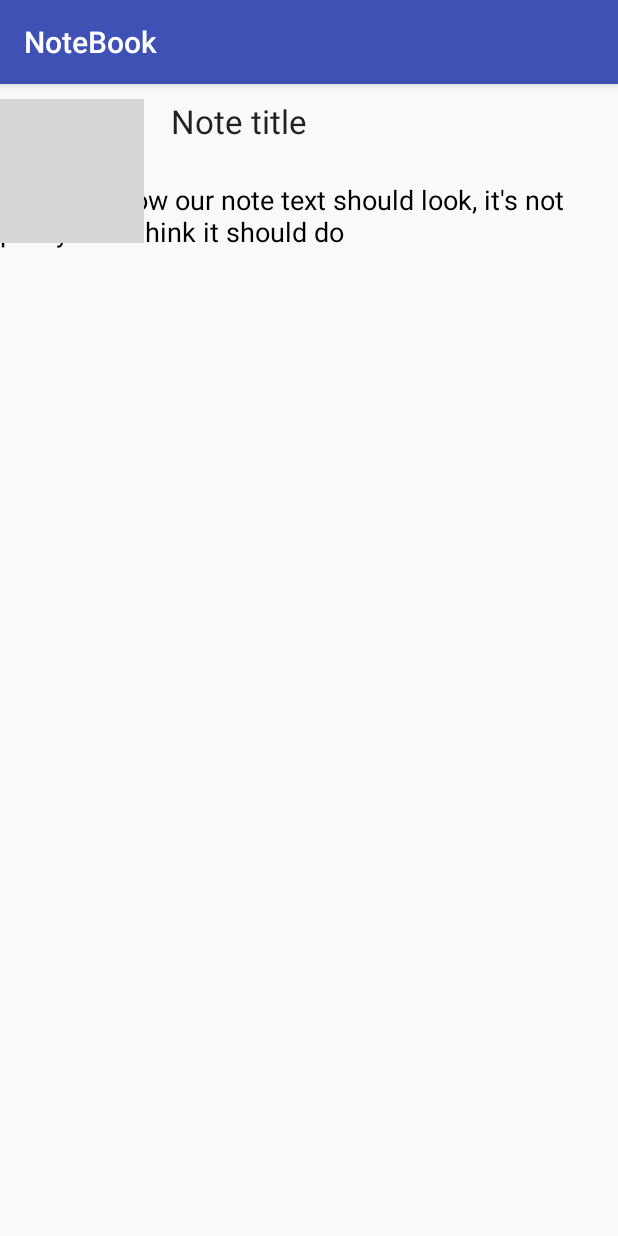
After one commit to Mangalashri/NoteApp, an Android app: the fragment NoteViewFragment shown on its own in the app's theme, on a phone screen of 412 x 824 dp. The commit adds this screen. Run offline under Robolectric (Android 15) with nearby library versions, the phone set to English and light mode, and no system bars; grey boxes are pictures that could not be loaded.

Commit message:
Create NoteView Activity

```diff
--- a/app/src/main/AndroidManifest.xml
+++ b/app/src/main/AndroidManifest.xml
@@ -18,6 +18,7 @@
                 <category android:name="android.intent.category.LAUNCHER" />
             </intent-filter>
         </activity>
+        <activity android:name=".NoteDetailActivity"></activity>
     </application>
 
 </manifest>
--- a/app/src/main/java/com/example/mangalashri/notebook/MainActivity.java
+++ b/app/src/main/java/com/example/mangalashri/notebook/MainActivity.java
@@ -10,6 +10,11 @@ import android.view.Menu;
 import android.view.MenuItem;
 
 public class MainActivity extends AppCompatActivity {
+
+    public static final String NOTE_ID_EXTRA = "com.example.mangalashri.notebook.Note Identifier";
+    public static final String NOTE_TITLE_EXTRA = "com.example.mangalashri.notebook.Note Title";
+    public static final String NOTE_MESSAGE_EXTRA = "com.example.mangalashri.notebook.Note Message";
+    public static final String NOTE_CATEGORY_EXTRA = "com.example.mangalashri.notebook.Note Category";
 
     @Override
     protected void onCreate(Bundle savedInstanceState) {
--- /dev/null
+++ b/app/src/main/java/com/example/mangalashri/notebook/NoteViewFragment.java
@@ -0,0 +1,29 @@
+package com.example.mangalashri.notebook;
+
+
+import android.os.Bundle;
+import android.support.v4.app.Fragment;
+import android.view.LayoutInflater;
+import android.view.View;
+import android.view.ViewGroup;
+
+
+/**
+ * A simple {@link Fragment} subclass.
+ */
+public class NoteViewFragment extends Fragment {
+
+
+    public NoteViewFragment() {
+        // Required empty public constructor
+    }
+
+
+    @Override
+    public View onCreateView(LayoutInflater inflater, ViewGroup container,
+                             Bundle savedInstanceState) {
+        // Inflate the layout for this fragment
+        return inflater.inflate(R.layout.fragment_note_view, container, false);
+    }
+
+}
--- /dev/null
+++ b/app/src/main/res/layout/fragment_note_view.xml
@@ -0,0 +1,58 @@
+<?xml version="1.0" encoding="utf-8"?>
+<RelativeLayout xmlns:android="http://schemas.android.com/apk/res/android"
+    android:layout_width="match_parent"
+    android:layout_height="match_parent"
+    android:background="#FFF9F9F9"
+    android:paddingRight="10dp"
+    android:paddingTop="10dp"
+    android:paddingBottom="10dp">
+
+    <ImageView
+        android:layout_width="wrap_content"
+        android:layout_height="wrap_content"
+        android:id="@+id/viewNoteIcon"
+        android:src="@drawable/p"
+        android:layout_alignParentTop="true"
+        android:layout_alignParentStart="true"
+        android:layout_marginEnd="18dp" />
+
+    <ScrollView
+        android:layout_width="wrap_content"
+        android:layout_height="wrap_content"
+        android:id="@+id/noteScrollView"
+        android:layout_alignParentTop="true"
+        android:layout_alignParentEnd="true"
+        android:layout_toEndOf="@id/viewNoteIcon"
+
+        >
+        <TextView
+            android:layout_width="wrap_content"
+            android:layout_height="wrap_content"
+            android:textAppearance="?android:attr/textAppearanceLarge"
+            android:text="Note title"
+            android:id="@+id/viewNoteTitle"
+            />
+    </ScrollView>
+
+
+    <ScrollView
+        android:layout_width="wrap_content"
+        android:layout_height="wrap_content"
+        android:id="@+id/noteTextScrollView"
+        android:layout_below="@id/noteScrollView"
+        android:layout_alignParentBottom="true"
+        android:layout_alignParentEnd="true"
+        android:layout_alignParentStart="true"
+        android:layout_marginTop="25dp"
+        >
+    <TextView
+        android:layout_width="wrap_content"
+        android:layout_height="wrap_content"
+        android:text="So this is how our note text should look, it's not pretty but I think it should do"
+        android:id="@+id/viewNoteMessage"
+        android:textSize="18sp"
+        android:textColor="#000000"
+        />
+    </ScrollView>
+
+</RelativeLayout>
```
Also changed, not shown: app/src/main/java/com/example/mangalashri/notebook/MainActivityListFragment.java (+13 -0 lines), app/src/main/java/com/example/mangalashri/notebook/NoteDetailActivity.java (added, +13 -0 lines), app/src/main/res/layout/activity_note_detail.xml (added, +10 -0 lines).
